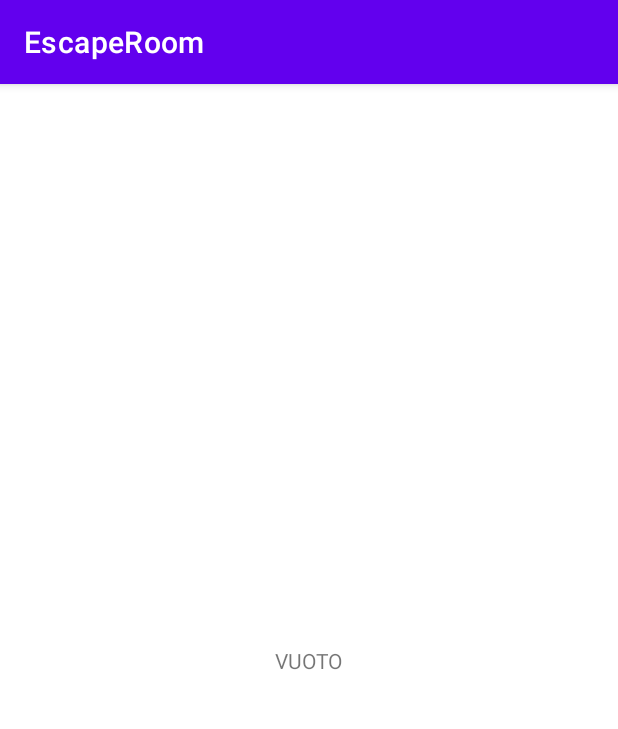
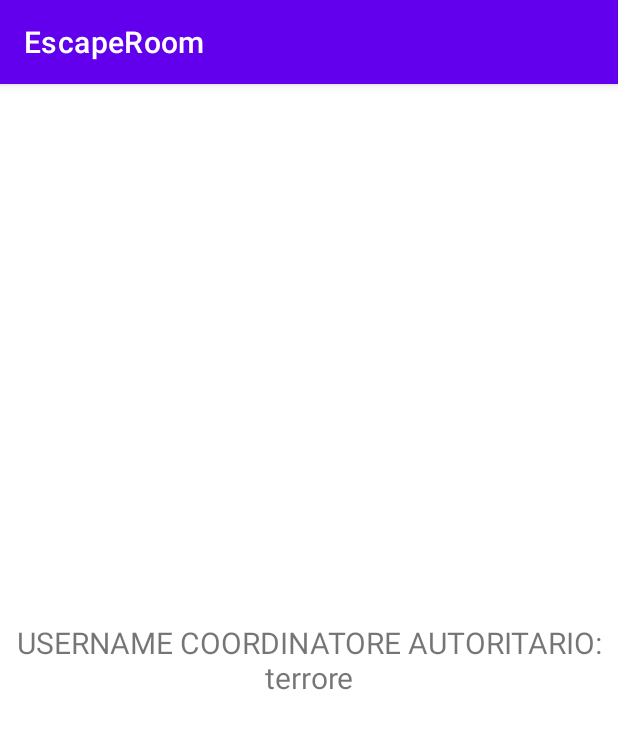
Before and after one commit to LeleCazza/Escape-The-Room, an Android app: the CassettoActivity screen opened directly, with no data from a screen before it, on a phone screen of 412 x 824 dp. Shown: the top 729 px of the screen. Run offline under Robolectric (Android 15) with nearby library versions, the phone set to English and light mode, and no system bars.

Commit message:
added testi

```diff
--- a/app/src/main/res/layout/activity_cassetto.xml
+++ b/app/src/main/res/layout/activity_cassetto.xml
@@ -6,12 +6,15 @@
     android:layout_height="match_parent">
 
     <TextView
-        android:id="@+id/password_cestino"
+        android:id="@+id/username_cassetto"
         android:layout_width="wrap_content"
         android:layout_height="wrap_content"
-        android:text="VUOTO"
+        android:gravity="center_horizontal"
+        android:text="USERNAME COORDINATORE AUTORITARIO: terrore"
+        android:textSize="20sp"
         app:layout_constraintBottom_toBottomOf="parent"
         app:layout_constraintEnd_toEndOf="parent"
         app:layout_constraintStart_toStartOf="parent"
         app:layout_constraintTop_toTopOf="parent" />
+
 </androidx.constraintlayout.widget.ConstraintLayout>
--- a/app/src/main/res/layout/activity_computer_mail.xml
+++ b/app/src/main/res/layout/activity_computer_mail.xml
@@ -7,8 +7,8 @@
 
     <TextView
         android:id="@+id/mail"
-        android:layout_width="33dp"
-        android:layout_height="19dp"
+        android:layout_width="wrap_content"
+        android:layout_height="wrap_content"
         android:layout_marginStart="10dp"
         android:layout_marginTop="10dp"
         android:layout_marginEnd="10dp"
--- a/app/src/main/res/layout/activity_lavagna.xml
+++ b/app/src/main/res/layout/activity_lavagna.xml
@@ -13,7 +13,7 @@
         android:layout_marginTop="10dp"
         android:layout_marginEnd="10dp"
         android:layout_marginBottom="10dp"
-        android:text="CIFRARIO DI CESARE"
+        android:text="@IBIB_ZXWWX94"
         app:layout_constraintBottom_toBottomOf="parent"
         app:layout_constraintEnd_toEndOf="parent"
         app:layout_constraintStart_toStartOf="parent"
```
